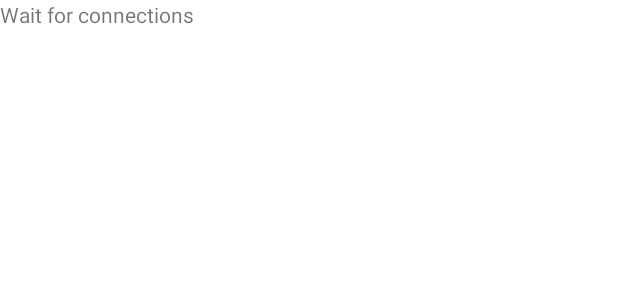
After one commit to AndreaBrighi/ItsMe, an Android app: the layout activity_received.xml on its own in the app's theme, with its tools: preview values and no code run, on a phone screen of 412 x 824 dp. The commit adds this screen. Shown: the top 300 px of the screen. Run offline under Robolectric (Android 15) with nearby library versions, the phone set to English and light mode, and no system bars.

Commit message:
Add ReceivedActivity.kt

```diff
--- /dev/null
+++ b/app/src/main/res/layout/activity_received.xml
@@ -0,0 +1,24 @@
+<?xml version="1.0" encoding="utf-8"?>
+<androidx.constraintlayout.widget.ConstraintLayout xmlns:android="http://schemas.android.com/apk/res/android"
+    xmlns:app="http://schemas.android.com/apk/res-auto"
+    xmlns:tools="http://schemas.android.com/tools"
+    android:layout_width="match_parent"
+    android:layout_height="match_parent"
+    tools:context=".ReceivedActivity">
+
+    <com.google.android.material.textview.MaterialTextView
+        android:id="@+id/status"
+        android:layout_width="match_parent"
+        android:layout_height="wrap_content"
+        app:layout_constraintStart_toStartOf="parent"
+        app:layout_constraintTop_toTopOf="parent"
+        android:text="@string/wait_for_connections"/>
+
+    <com.google.android.material.textview.MaterialTextView
+        android:id="@+id/textView"
+        android:layout_width="match_parent"
+        android:layout_height="wrap_content"
+        app:layout_constraintStart_toStartOf="parent"
+        app:layout_constraintTop_toTopOf="parent" />
+
+</androidx.constraintlayout.widget.ConstraintLayout>
--- a/app/src/main/res/values/strings.xml
+++ b/app/src/main/res/values/strings.xml
@@ -21,4 +21,5 @@
     <string name="send">Send</string>
     <string name="details">Details</string>
     <string name="refresh">Refresh</string>
+    <string name="wait_for_connections">Wait for connections</string>
 </resources>
```
Also changed, not shown: app/src/main/AndroidManifest.xml (+7 -3 lines), app/src/main/java/com/example/itsme/ReceivedActivity.kt (added, +130 -0 lines), app/src/main/java/com/example/itsme/ui/HomeFragment.kt (+11 -0 lines).
